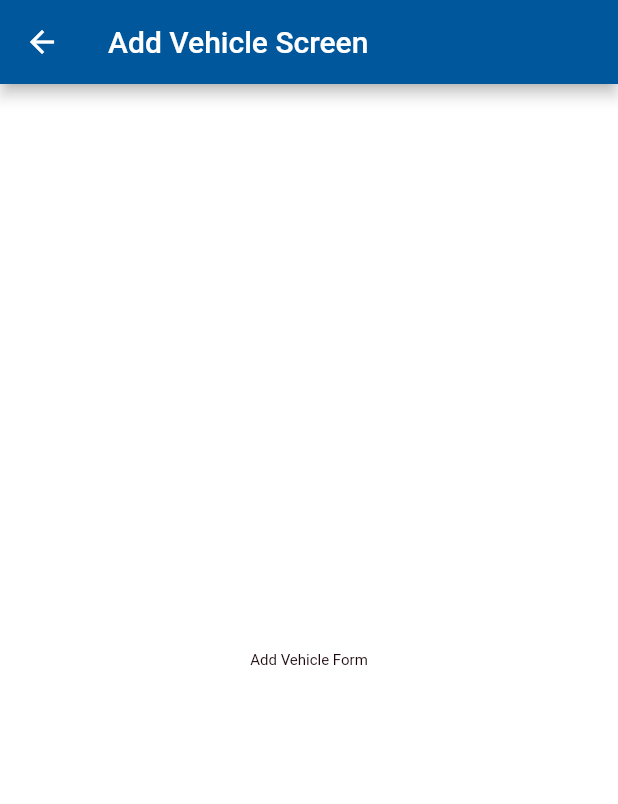
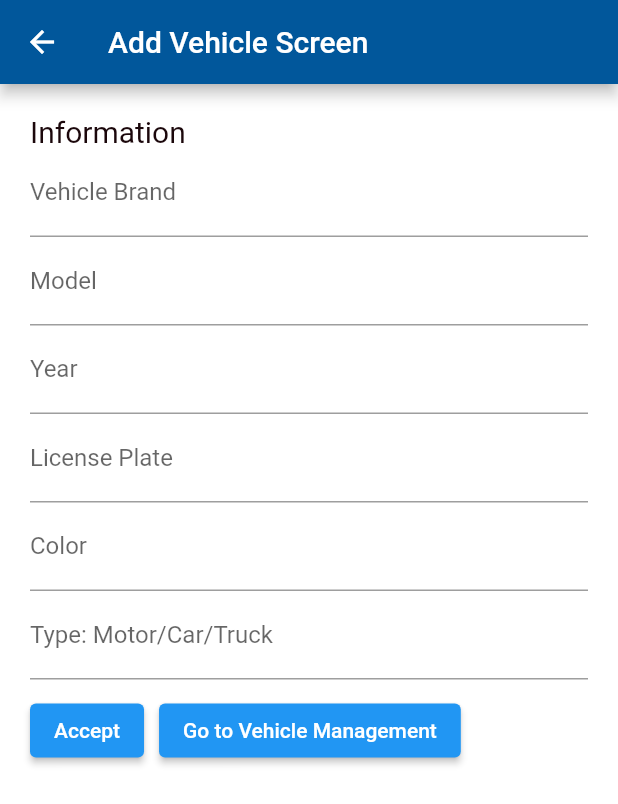
Before and after one commit to olivermendez/Sendi, a Flutter app: the AddVehicleScreen screen opened directly, on a phone screen of 412 x 824 dp. Shown: the top 804 px of the screen. Run offline on Flutter 3.47's test engine with Material 2 defaults, Android fonts, the phone set to English and light mode, and no system bars; missing offline and left inert: awesome_card; Roboto replaces fonts that are missing (Futura).

Commit message:
Vehicle add form, vehicle management y little more

```diff
--- a/sendi_app_rider/lib/src/Screens/add_vehicle/add_vehicle_screen.dart
+++ b/sendi_app_rider/lib/src/Screens/add_vehicle/add_vehicle_screen.dart
@@ -2,6 +2,10 @@ import 'package:flutter/material.dart';
 
 class AddVehicleScreen extends StatelessWidget {
   static const String routeName = '/add-vehicle';
+
+  static const String id = 'car-form';
+
+  final _formKey = GlobalKey<FormState>();
 
   static Route route() {
     return MaterialPageRoute(
@@ -16,8 +20,74 @@ class AddVehicleScreen extends StatelessWidget {
       appBar: AppBar(
         title: Text("Add Vehicle Screen"),
       ),
-      body: Center(
-        child: Text("Add Vehicle Form"),
+      body: Form(
+        key: _formKey,
+        child: Padding(
+          padding: const EdgeInsets.all(20.0),
+          child: Column(
+            crossAxisAlignment: CrossAxisAlignment.start,
+            children: [
+              Text(
+                'Information',
+                style: TextStyle(fontSize: 20),
+              ),
+              TextFormField(
+                decoration: InputDecoration(
+                  labelText: 'Vehicle Brand',
+                  hintText: 'Example: Toyota',
+                ),
+              ),
+              TextFormField(
+                decoration: InputDecoration(
+                  labelText: 'Model',
+                  hintText: 'Example: Camry',
+                ),
+              ),
+              TextFormField(
+                decoration: InputDecoration(
+                  labelText: 'Year',
+                  hintText: 'Example: 2018',
+                ),
+              ),
+              TextFormField(
+                decoration: InputDecoration(
+                  labelText: 'License Plate',
+                  hintText: 'Your Licence',
+                ),
+              ),
+              TextFormField(
+                decoration: InputDecoration(
+                  labelText: 'Color',
+                  hintText: 'Example: Black',
+                ),
+              ),
+              TextFormField(
+                decoration: InputDecoration(
+                  labelText: 'Type: Motor/Car/Truck',
+                ),
+              ),
+              Row(
+                children: [
+                  ElevatedButton(
+                    onPressed: () {},
+                    child: Text("Accept"),
+                    style: ButtonStyle(enableFeedback: true),
+                  ),
+                  Padding(
+                    padding: const EdgeInsets.all(10.0),
+                    child: ElevatedButton(
+                      onPressed: () {
+                        Navigator.pushNamed(context, '/vehicle-management');
+                      },
+                      child: Text("Go to Vehicle Management"),
+                      style: ButtonStyle(enableFeedback: true),
+                    ),
+                  ),
+                ],
+              )
+            ],
+          ),
+        ),
       ),
     );
   }
--- a/sendi_app_rider/lib/src/components/navbar/custom_navbar.dart
+++ b/sendi_app_rider/lib/src/components/navbar/custom_navbar.dart
@@ -21,7 +21,7 @@ class _CustomNavBarState extends State<CustomNavBar> {
             Navigator.pushNamed(context, "/package-sended");
             break;
           case 2:
-            Navigator.pushNamed(context, "/my-account");
+            Navigator.pushNamed(context, "/add-vehicle");
             break;
         }
       },
@@ -38,9 +38,9 @@ class _CustomNavBarState extends State<CustomNavBar> {
           label: 'Sended',
         ),
         BottomNavigationBarItem(
-          icon: Icon(Icons.account_circle_outlined),
+          icon: Icon(Icons.car_rental),
           activeIcon: Icon(Icons.account_box_rounded),
-          label: 'my-account',
+          label: 'Add vehicle',
         ),
       ],
     );
```
Also changed, not shown: sendi_app_rider/lib/config/router/app_route.dart (+7 -0 lines), sendi_app_rider/lib/src/Screens/vehicle_management/vehicle_management.dart (added, +55 -0 lines).
